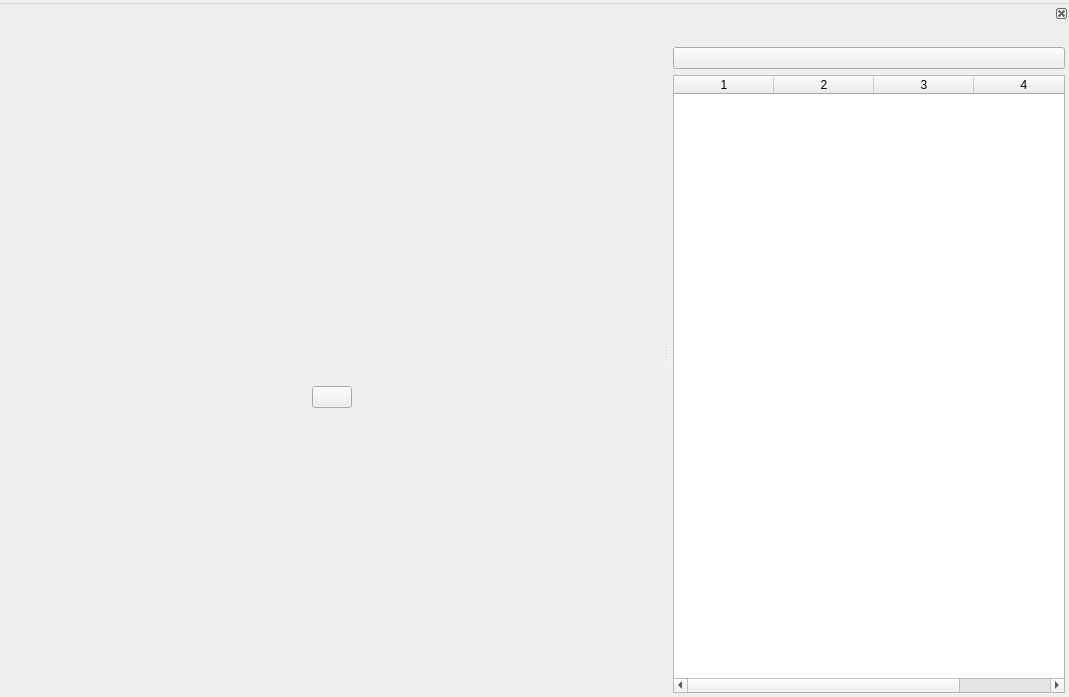
First picture: the form in org.nickvision.tubeconverter.qt/src/views/mainwindow.ui, repository NickvisionApps/Parabolic, before the edit.
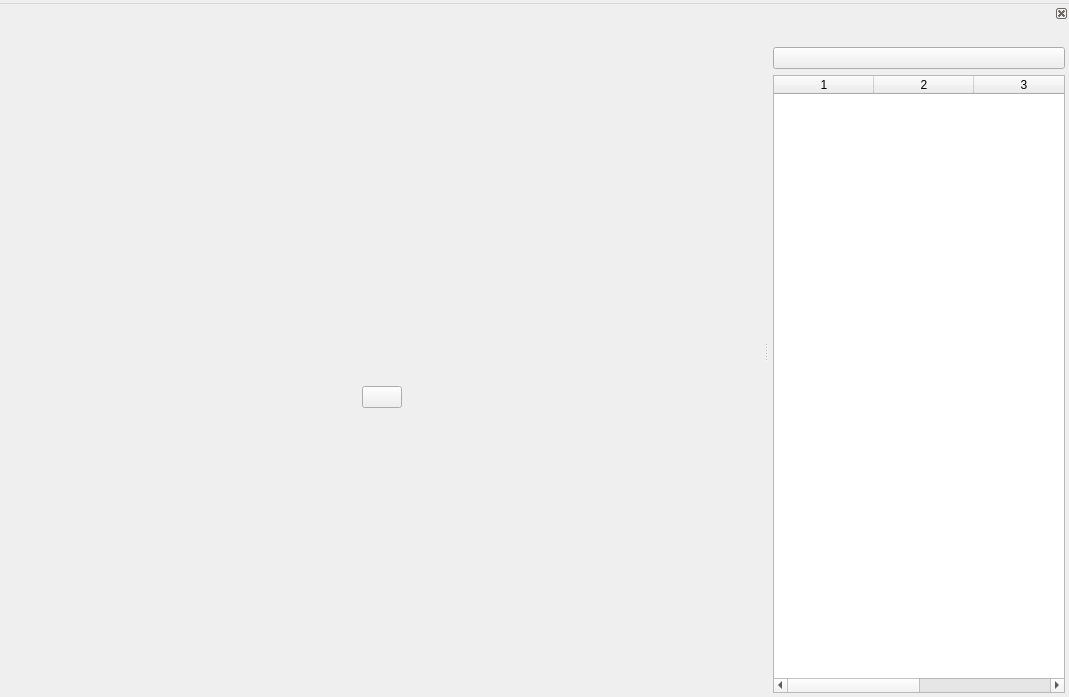
Second picture: the form after the edit. Icons and pictures are not drawn.

Commit message: QT - Make History Pane Read-Only

Patch:
```diff
--- a/org.nickvision.tubeconverter.qt/src/views/mainwindow.ui
+++ b/org.nickvision.tubeconverter.qt/src/views/mainwindow.ui
@@ -197,7 +197,7 @@
   <widget class="QDockWidget" name="dockHistory">
    <property name="minimumSize">
     <size>
-     <width>400</width>
+     <width>300</width>
      <height>174</height>
     </size>
    </property>
```
The commit also changes 1 other file.
